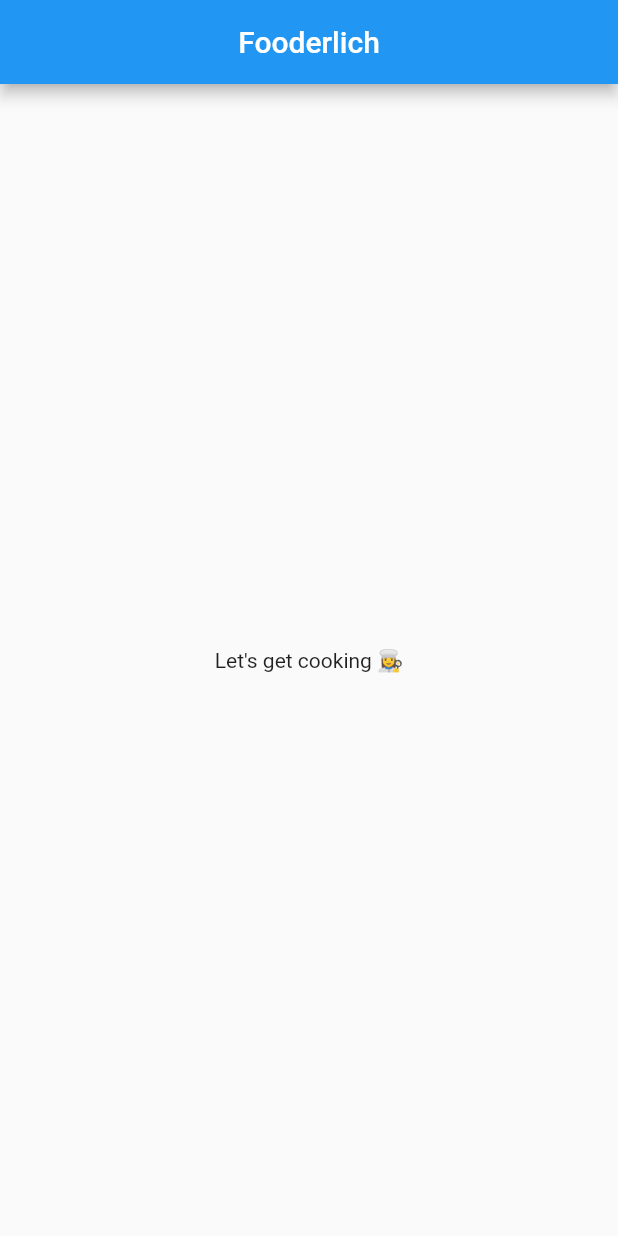
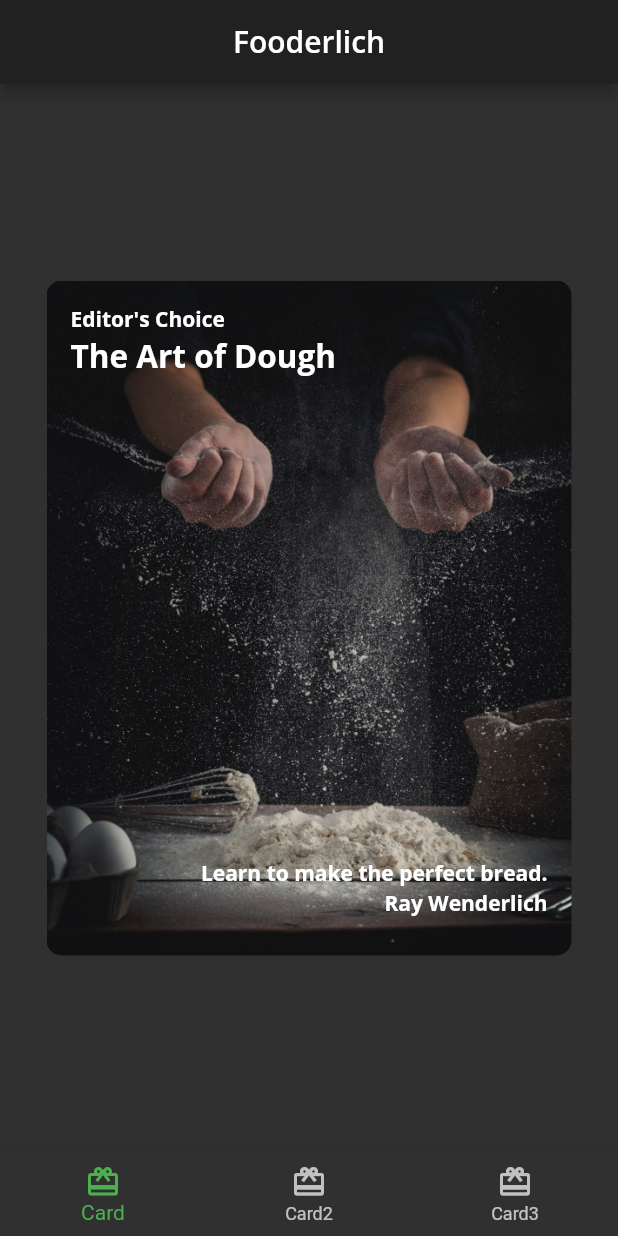
Before and after one commit to Jade-Oliveira/fooderlich_flutter, a Flutter app: the screen it shows after launch, on a phone screen of 412 x 824 dp. Run offline on Flutter 3.47's test engine with Material 2 defaults, Android fonts, the phone set to English and light mode, and no system bars; our stand-ins replace google_fonts.

Commit message:
cards, telas e navegação finalizados

```diff
--- /dev/null
+++ b/lib/card1.dart
@@ -0,0 +1,78 @@
+import 'package:flutter/material.dart';
+
+import 'fooderlich_theme.dart';
+
+class Card1 extends StatelessWidget {
+  const Card1({Key? key}) : super(key: key);
+  // 1
+  final String category = 'Editor\'s Choice';
+  final String title = 'The Art of Dough';
+  final String description = 'Learn to make the perfect bread.';
+  final String chef = 'Ray Wenderlich';
+
+  // 2
+  @override
+  Widget build(BuildContext context) {
+    // 3
+    return Center(
+      child: Container(
+        child: Stack(
+          children: [
+            // 8
+            Text(
+              category,
+              style: FooderlichTheme.darkTextTheme.bodyText1,
+            ),
+            // 9
+            Positioned(
+              child: Text(
+                title,
+                style: FooderlichTheme.darkTextTheme.headline2,
+              ),
+              top: 20,
+            ),
+            // 10
+            Positioned(
+              child: Text(
+                description,
+                style: FooderlichTheme.darkTextTheme.bodyText1,
+              ),
+              bottom: 30,
+              right: 0,
+            ),
+            // 11
+            Positioned(
+              child: Text(
+                chef,
+                style: FooderlichTheme.darkTextTheme.bodyText1,
+              ),
+              bottom: 10,
+              right: 0,
+            )
+          ],
+        ),
+
+        // 1
+        //padding que controla a distância do texto/conteúdo para as bordas do container
+        padding: const EdgeInsets.all(16),
+        // 2
+        constraints: const BoxConstraints.expand(
+          width: 350,
+          height: 450,
+        ),
+        // 3
+        decoration: const BoxDecoration(
+          // 4
+          image: DecorationImage(
+            // 5
+            image: AssetImage('assets/mag1.png'),
+            // 6
+            fit: BoxFit.cover,
+          ),
+          // 7
+          borderRadius: BorderRadius.all(Radius.circular(10.0)),
+        ),
+      ),
+    );
+  }
+}
--- /dev/null
+++ b/lib/home.dart
@@ -0,0 +1,71 @@
+import 'package:flutter/material.dart';
+import 'card3.dart';
+import 'card1.dart';
+import 'card2.dart';
+
+// 1
+class Home extends StatefulWidget {
+  const Home({Key? key}) : super(key: key);
+
+  @override
+  _HomeState createState() => _HomeState();
+}
+
+class _HomeState extends State<Home> {
+  // 7
+  int _selectedIndex = 0;
+
+// 8
+  static List<Widget> pages = <Widget>[
+    const Card1(),
+    const Card2(),
+    const Card3()
+  ];
+
+// 9
+  void _onItemTapped(int index) {
+    setState(() {
+      _selectedIndex = index;
+    });
+  }
+
+  @override
+  Widget build(BuildContext context) {
+    return Scaffold(
+      appBar: AppBar(
+        centerTitle: true,
+        title: Text(
+          'Fooderlich',
+          // 2
+          style: Theme.of(context).textTheme.headline6,
+        ),
+      ),
+      body: pages[_selectedIndex],
+      // 4
+      bottomNavigationBar: BottomNavigationBar(
+        // 5
+        selectedItemColor: Theme.of(context).textSelectionTheme.selectionColor,
+        // 10
+        currentIndex: _selectedIndex,
+        // 11
+        onTap: _onItemTapped,
+
+        // 6
+        items: <BottomNavigationBarItem>[
+          const BottomNavigationBarItem(
+            icon: Icon(Icons.card_giftcard),
+            label: 'Card',
+          ),
+          const BottomNavigationBarItem(
+            icon: Icon(Icons.card_giftcard),
+            label: 'Card2',
+          ),
+          const BottomNavigationBarItem(
+            icon: Icon(Icons.card_giftcard),
+            label: 'Card3',
+          ),
+        ],
+      ),
+    );
+  }
+}
--- a/lib/main.dart
+++ b/lib/main.dart
@@ -1,4 +1,6 @@
 import 'package:flutter/material.dart';
+import 'home.dart';
+import 'fooderlich_theme.dart';
 
 void main() {
   // 1
@@ -10,23 +12,15 @@ class Fooderlich extends StatelessWidget {
   const Fooderlich({Key? key}) : super(key: key);
   @override
   Widget build(BuildContext context) {
-    // TODO: Create theme
+    final theme = FooderlichTheme.dark();
+
     // TODO: Apply Home widget
     // 3
     return MaterialApp(
-      debugShowCheckedModeBanner: false,
-      // TODO: Add theme
-      title: 'Fooderlich',
-      // 4
-      home: Scaffold(
-        // TODO: Style the title
-        appBar: AppBar(
-          title: const Text('Fooderlich'),
-          centerTitle: true,
-        ),
-        // TODO: Style the body text
-        body: const Center(child: Text('Let\'s get cooking 👩‍🍳')),
-      ),
-    );
+        debugShowCheckedModeBanner: false,
+        theme: theme,
+        title: 'Fooderlich',
+        // 4
+        home: const Home());
   }
 }
```
Also changed, not shown: lib/author_card.dart (added, +67 -0 lines), lib/card2.dart (added, +70 -0 lines), lib/card3.dart (added, +119 -0 lines), lib/circle_image.dart (added, +28 -0 lines).
